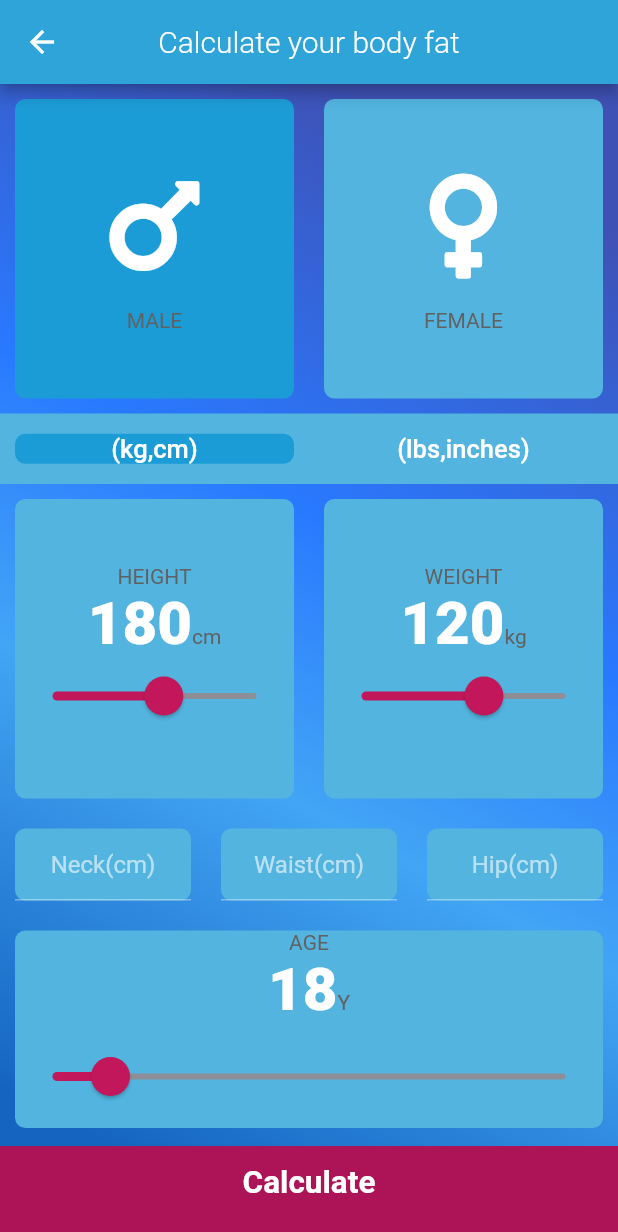
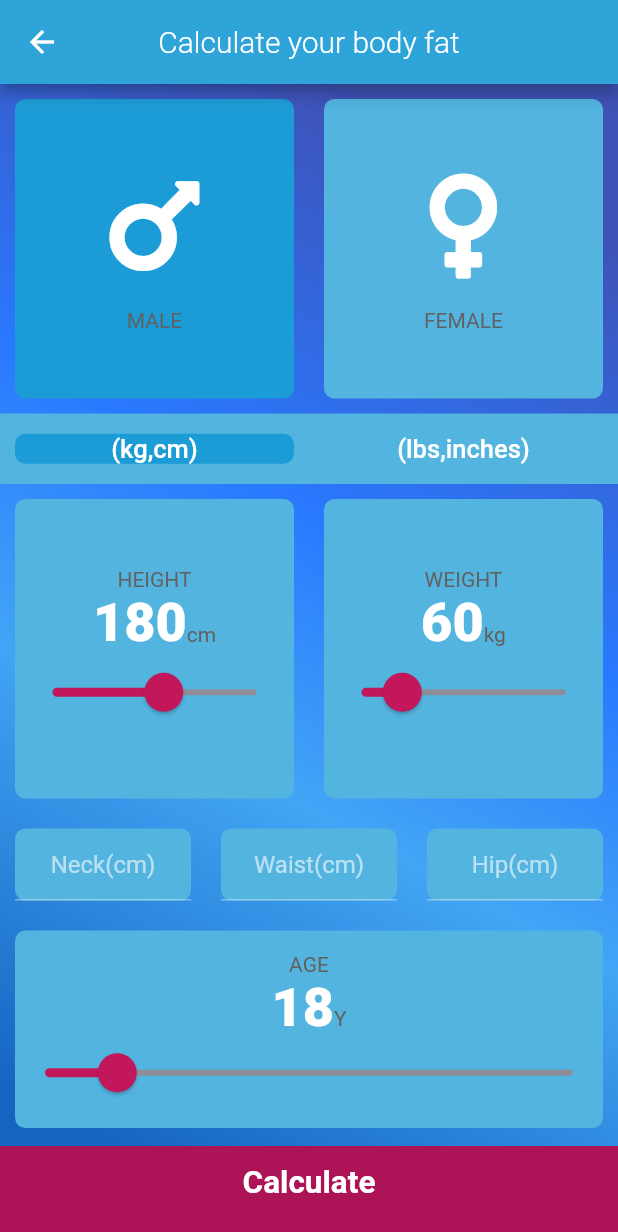
Before and after one commit to AnomDevgun/AppDev, a Flutter app: the BodyFat screen opened by its route, after a tap on "(kg,cm)", on a phone screen of 412 x 824 dp. Shown: the top 1232 px of the screen. Run offline on Flutter 3.47's test engine with Material 2 defaults, Android fonts, the phone set to English and light mode, and no system bars; our stand-ins replace audioplayers, font_awesome_flutter, rflutter_alert.

Commit message:
Done with BMI Calculator, Screenshots Attached

```diff
--- a/bmi-calculator/lib/constants.dart
+++ b/bmi-calculator/lib/constants.dart
@@ -4,20 +4,6 @@ const kBottomContainerHeight = 60.0;
 const kInactiveCardColor = Color(0xFF53B4DF);
 const kBottomContainerColor = Color(0xFFad1457);
 const kActiveCardColor = Color(0xFF1C9CD6);
-const kMinHeightMetric = 120.0;
-const kMaxHeightMetric = 230.0;
-const kMinHeightImperial = 47.0;
-const kMaxHeightImperial = 90.0;
-const kMinWeightMetric = 30.0;
-const kMaxWeightMetric = 180.0;
-const kMinWeightImperial = 132.0;
-const kMaxWeightImperial = 396.0;
-const kMinAge = 5.0;
-const kMaxAge = 100.0;
-double kMinHeight = kMinHeightMetric;
-double kMaxHeight = kMaxHeightMetric;
-double kMinWeight = kMinWeightMetric;
-double kMaxWeight = kMaxWeightMetric;
 
 const kLabelTextStyle = TextStyle(
   fontSize: 14.0,
@@ -25,7 +11,7 @@ const kLabelTextStyle = TextStyle(
 );
 
 const kNumberTextStyle = TextStyle(
-  fontSize: 40.0,
+  fontSize: 36.0,
   fontWeight: FontWeight.w900,
 );
 
@@ -67,10 +53,11 @@ const kLandingPageStyle = TextStyle(
       color: Color.fromARGB(70, 200, 20, 20),
     ),
   ],
-  fontSize: 37.0,
+  fontSize: 40.0,
   color: Colors.white,
-  fontWeight: FontWeight.w300,
-  fontStyle: FontStyle.italic,
+  //fontWeight: FontWeight.w300,
+  //fontStyle: FontStyle.italic,
+  fontFamily: 'Mulish-SemiBoldItalic',
 );
 
 const kAppBarStyle = TextStyle(fontWeight: FontWeight.w300);
--- a/bmi-calculator/lib/screens/bmiinput_page.dart
+++ b/bmi-calculator/lib/screens/bmiinput_page.dart
@@ -36,6 +36,8 @@ class _InputPageState extends State<InputPage> {
   String currentChoiceOfUnits = 'cm';
   String currentChoiceOfWeight = 'kg';
   int currentUnit = 1;
+  double kMinHeight = 106.0;
+  double kMaxHeight = 230.0;
 
   @override
   Widget build(BuildContext context) {
@@ -118,8 +120,8 @@ class _InputPageState extends State<InputPage> {
                           scaleSelected = Scale.metric;
                           currentChoiceOfUnits = 'cm';
                           height = heightMetric;
-                          kMinHeight = kMinHeightMetric;
-                          kMaxHeight = kMaxHeightMetric;
+                          kMinHeight = 120;
+                          kMaxHeight = 230;
                           currentChoiceOfWeight = 'kg';
                           weight = weightMetric;
                           currentUnit = 1;
@@ -139,8 +141,8 @@ class _InputPageState extends State<InputPage> {
                           scaleSelected = Scale.imperial;
                           currentChoiceOfUnits = 'inches';
                           height = heightImperial;
-                          kMinHeight = kMinHeightImperial;
-                          kMaxHeight = kMaxHeightImperial;
+                          kMinHeight = 47;
+                          kMaxHeight = 90;
                           currentChoiceOfWeight = 'lbs';
                           weight = weightImperial;
                           currentUnit = 2;
--- a/bmi-calculator/lib/screens/bodyfat_page.dart
+++ b/bmi-calculator/lib/screens/bodyfat_page.dart
@@ -33,15 +33,21 @@ class _BodyFatState extends State<BodyFat> {
   String currentUnitHeight = 'cm';
   String currentUnitWeight = 'kg';
   int height = 180;
-  int weight = 120;
+  int weight = 60;
   int age = 18;
   int currentUnit = 1;
   int currentWaist = 0, currentHip = 0, currentNeck = 0;
+  double kMinHeight = 106.0;
+  double kMaxHeight = 230.0;
+  double kMinAge = 5.0;
+  double kMaxAge = 100.0;
+  double kMinWeight = 30.0;
+  double kMaxWeight = 180.0;
 
   @override
   Widget build(BuildContext context) {
     return Scaffold(
-      resizeToAvoidBottomPadding: false,
+      //resizeToAvoidBottomPadding: false,
       appBar: AppBar(
         centerTitle: true,
         title: Text(
@@ -121,13 +127,14 @@ class _BodyFatState extends State<BodyFat> {
                           scalePicked = Scale.metric;
                           currentUnitHeight = 'cm';
                           height = 180;
-                          kMinHeight = kMinHeightMetric;
-                          kMaxHeight = kMaxHeightMetric;
-                          kMinWeight = kMinWeightMetric;
-                          kMaxWeight = kMaxWeightMetric;
+                          kMinHeight = 120.0;
+                          kMaxHeight = 230.0;
+                          kMinWeight = 30.0;
+                          kMaxWeight = 180.0;
                           currentUnitWeight = 'kg';
-                          weight = 120;
+                          weight = 60;
                           currentUnit = 1;
+                          age = 18;
                         });
                       },
                       cardChild: Text(
@@ -144,13 +151,14 @@ class _BodyFatState extends State<BodyFat> {
                           scalePicked = Scale.imperial;
                           currentUnitHeight = 'inches';
                           height = 70;
-                          kMinHeight = kMinHeightImperial;
-                          kMaxHeight = kMaxHeightImperial;
-                          kMinWeight = kMinWeightImperial;
-                          kMaxWeight = kMaxWeightImperial;
+                          kMinHeight = 47.0;
+                          kMaxHeight = 90.0;
+                          kMinWeight = 132.0;
+                          kMaxWeight = 396.0;
                           currentUnitWeight = 'lbs';
                           weight = 264;
                           currentUnit = 2;
+                          age = 18;
                         });
                       },
                       colour: scalePicked == Scale.imperial
@@ -176,22 +184,28 @@ class _BodyFatState extends State<BodyFat> {
                       cardChild: Column(
                         mainAxisAlignment: MainAxisAlignment.center,
                         children: <Widget>[
-                          Text(
+                          Flexible(
+                            child: Text(
                               'HEIGHT',
                               style: kLabelTextStyle,
+                            ),
                           ),
                           Row(
                             mainAxisAlignment: MainAxisAlignment.center,
                             crossAxisAlignment: CrossAxisAlignment.baseline,
                             textBaseline: TextBaseline.alphabetic,
                             children: <Widget>[
-                              Text(
+                              Flexible(
+                                child: Text(
                                   height.toString(),
                                   style: kNumberTextStyle,
                                 ),
-                              Text(
+                              ),
+                              Flexible(
+                                child: Text(
                                   currentUnitHeight,
                                   style: kLabelTextStyle,
+                                ),
                               ),
                             ],
                           ),
@@ -225,22 +239,28 @@ class _BodyFatState extends State<BodyFat> {
                       cardChild: Column(
                         mainAxisAlignment: MainAxisAlignment.center,
                         children: <Widget>[
-                          Text(
+                          Flexible(
+                            child: Text(
                               'WEIGHT',
                               style: kLabelTextStyle,
+                            ),
                           ),
                           Row(
                             mainAxisAlignment: MainAxisAlignment.center,
                             crossAxisAlignment: CrossAxisAlignment.baseline,
                             textBaseline: TextBaseline.alphabetic,
                             children: <Widget>[
-                              Text(
+                              Flexible(
+                                child: Text(
                                   weight.toString(),
                                   style: kNumberTextStyle,
                                 ),
-                              Text(
+                              ),
+                              Flexible(
+                                child: Text(
                                   currentUnitWeight,
                                   style: kLabelTextStyle,
+                                ),
                               ),
                             ],
                           ),
@@ -345,22 +365,28 @@ class _BodyFatState extends State<BodyFat> {
                       cardChild: Column(
                         mainAxisAlignment: MainAxisAlignment.center,
                         children: <Widget>[
-                          Text(
+                          Flexible(
+                            child: Text(
                               'AGE',
                               style: kLabelTextStyle,
+                            ),
                           ),
                           Row(
                             mainAxisAlignment: MainAxisAlignment.center,
                             crossAxisAlignment: CrossAxisAlignment.baseline,
                             textBaseline: TextBaseline.alphabetic,
                             children: <Widget>[
-                              Text(
+                              Flexible(
+                                child: Text(
                                   age.toString(),
                                   style: kNumberTextStyle,
                                 ),
-                              Text(
+                              ),
+                              Flexible(
+                                child: Text(
                                   'Y',
                                   style: kLabelTextStyle,
+                                ),
                               ),
                             ],
                           ),
@@ -369,7 +395,7 @@ class _BodyFatState extends State<BodyFat> {
                               thumbShape: RoundSliderThumbShape(
                                   enabledThumbRadius: 13.0),
                               overlayShape:
-                                  RoundSliderOverlayShape(overlayRadius: 25),
+                                  RoundSliderOverlayShape(overlayRadius: 20),
                             ),
                             child: Flexible(
                               child: Slider(
@@ -377,7 +403,7 @@ class _BodyFatState extends State<BodyFat> {
                                 activeColor: Color(0xFFc2185b),
                                 inactiveColor: Color(0xFF8D8E98),
                                 min: 5,
-                                max: 120,
+                                max: 100,
                                 onChanged: (double newValue) {
                                   setState(() {
                                     age = newValue.toInt();
--- a/bmi-calculator/pubspec.yaml
+++ b/bmi-calculator/pubspec.yaml
@@ -10,6 +10,7 @@ dependencies:
   flutter:
     sdk: flutter
 
+
   cupertino_icons: ^0.1.2
   font_awesome_flutter: ^8.8.1
 
@@ -19,3 +20,7 @@ dev_dependencies:
 
 flutter:
   uses-material-design: true
+  fonts:
+    - family: Mulish
+      fonts:
+        - asset:  fonts/Mulish-SemiBoldItalic.ttf
```
Also changed, not shown: bmi-calculator/Screenshot_1596621878.png (added), bmi-calculator/Screenshot_1596621883.png (added), bmi-calculator/Screenshot_1596621923.png (added), bmi-calculator/Screenshot_1596621966.png (added), bmi-calculator/Screenshot_1596621972.png (added), bmi-calculator/Screenshot_1596621981.png (added), bmi-calculator/Screenshot_1596621985.png (added), bmi-calculator/Screenshot_1596621988.png (added), bmi-calculator/fonts/Mulish-SemiBoldItalic.ttf (added). Lines whose indentation alone changed are shown as unchanged.
